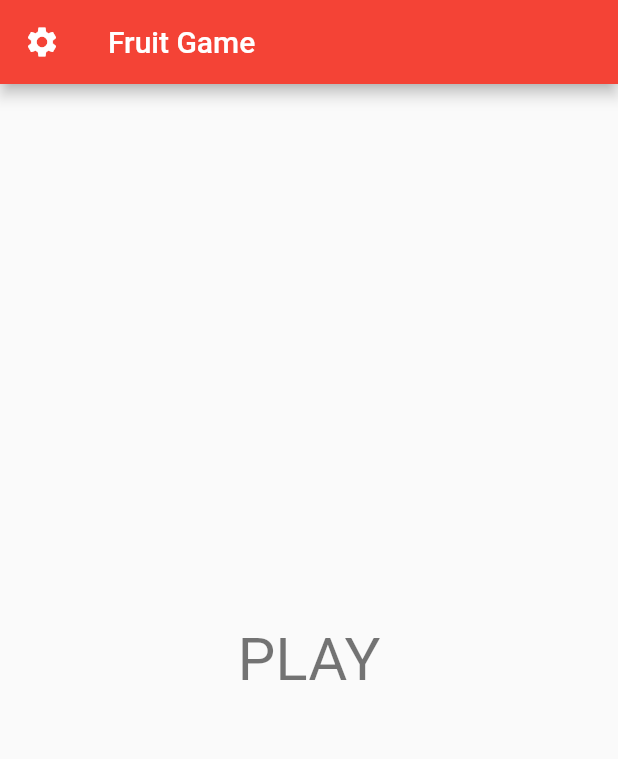
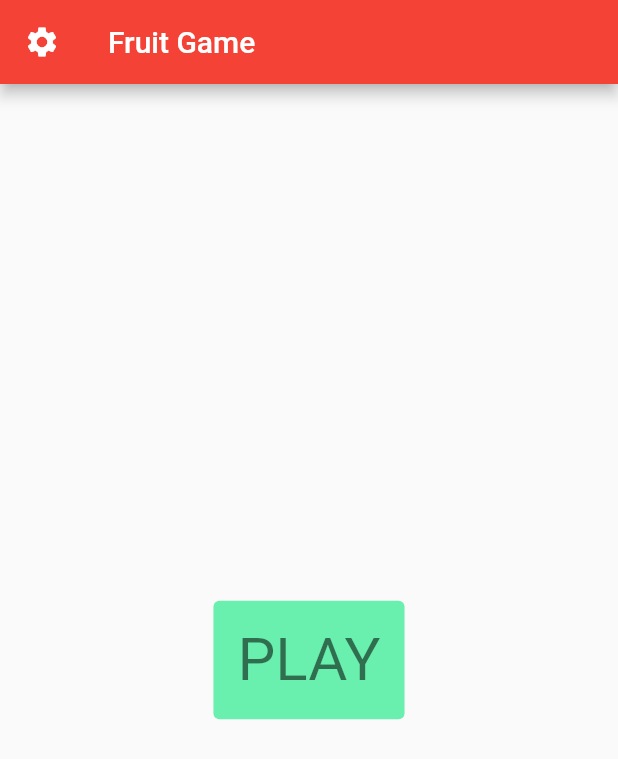
Before and after one commit to connorescajeda/Sensory-Overload, a Flutter app: the screen it shows after launch, on a phone screen of 412 x 824 dp. Shown: the top 759 px of the screen. Run offline on Flutter 3.47's test engine with Material 2 defaults, Android fonts, the phone set to English and light mode, and no system bars; our stand-ins replace adaptive_theme, sensors_plus.

Commit message:
should fix import dart html error

```diff
--- a/fruit_collector/lib/main.dart
+++ b/fruit_collector/lib/main.dart
@@ -1,7 +1,3 @@
-//import 'dart:html';
-
-import 'dart:html';
-
 import 'globals.dart' as globals;
 
 import 'dart:async';
@@ -10,22 +6,19 @@ import 'package:flutter/material.dart';
 import 'package:sensors_plus/sensors_plus.dart';
 import 'package:adaptive_theme/adaptive_theme.dart';
 import 'player.dart';
+//import 'dart:html';
 
 void main() {
   runApp(const MyApp());
-
 }
 
 class MyApp extends StatelessWidget {
   const MyApp({Key? key}) : super(key: key);
 
-
   // This widget is the root of your application.
   @override
   Widget build(BuildContext context) {
-
     // https://pub.dev/packages/adaptive_theme#Changing-Theme-Mode
-
 
     return AdaptiveTheme(
         light: ThemeData(
@@ -40,19 +33,21 @@ class MyApp extends StatelessWidget {
         builder: (theme, darkTheme) => MaterialApp(
               title: 'Flutter Demo',
               theme: theme,
-        darkTheme:darkTheme,
+              darkTheme: darkTheme,
               home: const MyHomePage(
                 title: 'Fruit Game',
               ),
-    )
-    );
+            ));
   }
 }
 
 // https://docs.flutter.dev/cookbook/navigation/navigation-basics
 
 class MyHomePage extends StatefulWidget {
-  const MyHomePage({Key? key, required this.title,}) : super(key: key);
+  const MyHomePage({
+    Key? key,
+    required this.title,
+  }) : super(key: key);
 
   final String title;
 
@@ -60,7 +55,7 @@ class MyHomePage extends StatefulWidget {
   State<MyHomePage> createState() => _MyHomePageState();
 }
 
-class _MyHomePageState extends State<MyHomePage>{
+class _MyHomePageState extends State<MyHomePage> {
   ThemeMode themeMode = ThemeMode.system;
 
   @override
@@ -97,7 +92,8 @@ class _MyHomePageState extends State<MyHomePage>{
             TextButton(
                 key: const Key("Game Button"),
                 style: TextButton.styleFrom(
-                    foregroundColor: Colors.greenAccent, //backgroundColor: Colors.white,
+                  backgroundColor:
+                      Colors.greenAccent, //backgroundColor: Colors.white,
                   padding: const EdgeInsets.all(16.0),
                   textStyle: const TextStyle(fontSize: 12),
                 ),
@@ -113,14 +109,9 @@ class _MyHomePageState extends State<MyHomePage>{
                 child: Text(
                   'PLAY',
                   style: Theme.of(context).textTheme.headlineLarge,
-
-                    )
-                  ),
-
+                )),
           ],
-          )
-          ),
-
+        )),
 
         //https://docs.flutter.dev/cookbook/design/drawer
         drawer: Drawer(
@@ -153,6 +144,7 @@ class _MyHomePageState extends State<MyHomePage>{
         ));
   }
 }
+
 class GameScreen extends StatefulWidget {
   const GameScreen({Key? key}) : super(key: key);
 
@@ -185,10 +177,10 @@ class _GameScreenState extends State<GameScreen> {
   void stopTimer() {
     setState(() => countdownTimer!.cancel());
   }
+
   void dispose() {
     super.dispose();
     countdownTimer?.cancel();
-
   }
 
   void setCountDown() {
--- a/fruit_collector/pubspec.yaml
+++ b/fruit_collector/pubspec.yaml
@@ -39,6 +39,7 @@ dependencies:
   cupertino_icons: ^1.0.2
   sensors_plus: ^1.3.4+1
   mockito: ^5.3.2
+  sensors_plus_web: ^1.1.1
 
 dev_dependencies:
   flutter_test:
```
Also changed, not shown: fruit_collector/pubspec.lock. Lines whose indentation alone changed are shown as unchanged.
